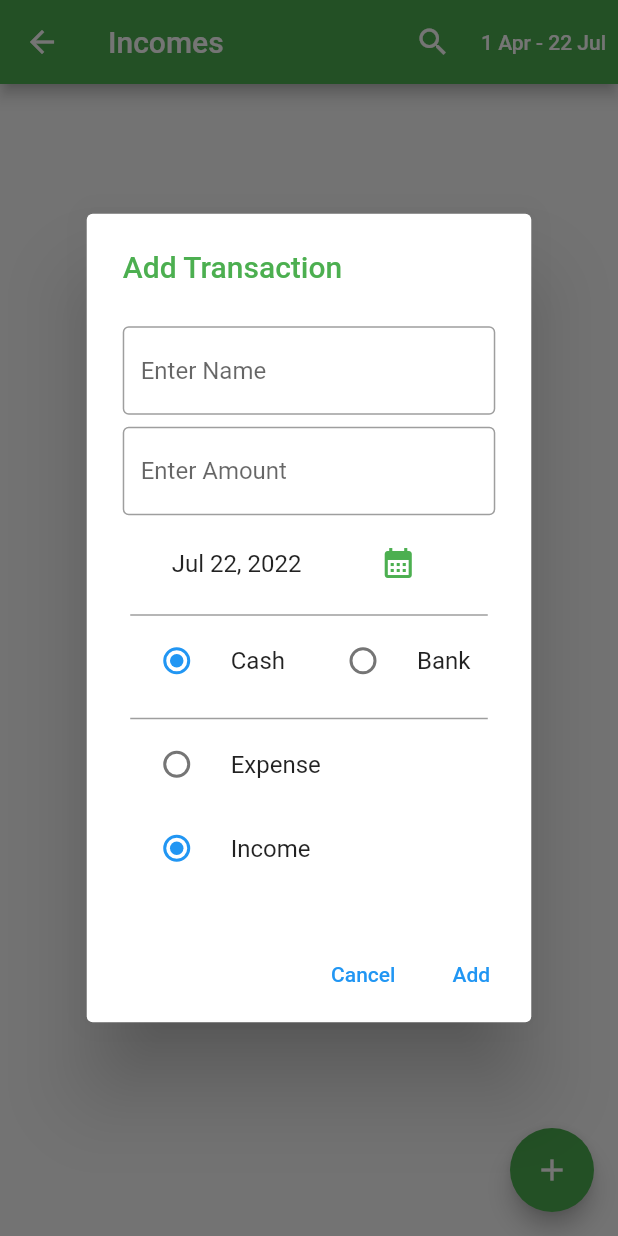
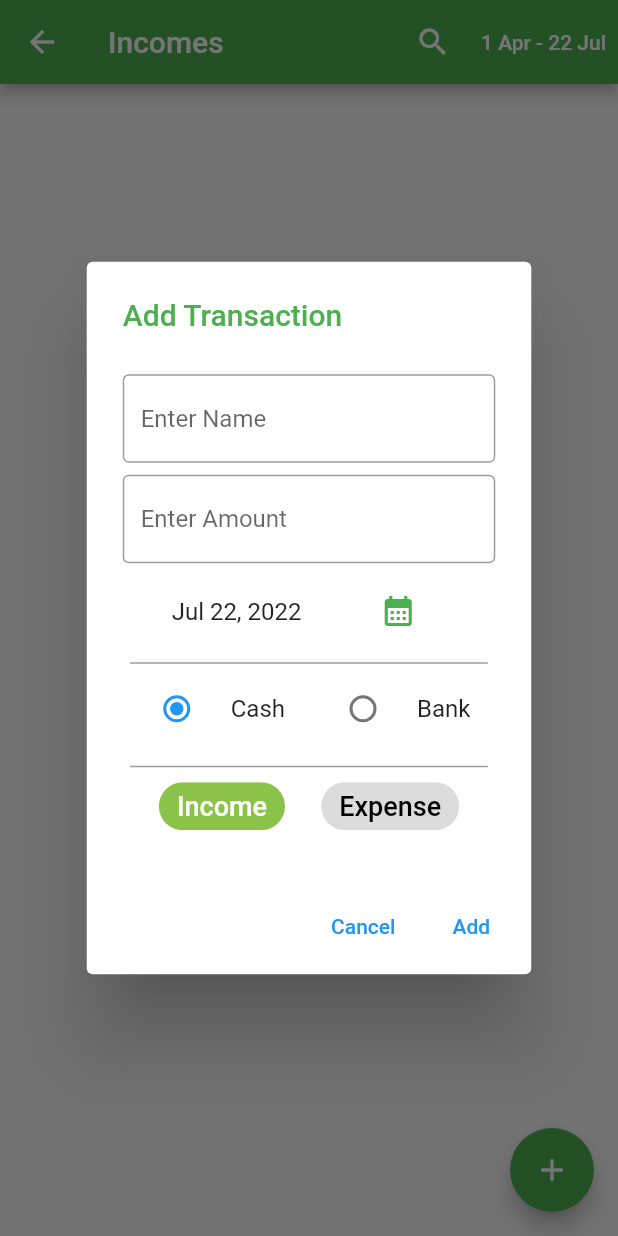
Before and after one commit to godara-anil/app_school, a Flutter app: the expenses screen opened directly with empty values, after a tap on the "add" icon, on a phone screen of 412 x 824 dp. Run offline on Flutter 3.47's test engine with Material 2 defaults, Android fonts, the phone set to English and light mode, and no system bars; our stand-ins replace hive, hive_flutter, syncfusion_flutter_datepicker; accounts and stored records are empty.

Commit message:
choice chip

```diff
--- a/lib/widget/addExpensesDialog.dart
+++ b/lib/widget/addExpensesDialog.dart
@@ -72,7 +72,8 @@ class _AddExpenseDialogState extends State<AddExpenseDialog> {
               buildCashBank(),
               SizedBox(height: 8),
               buildDivider(),
-              buildRadioButtons(),
+              //buildRadioButtons(),
+              buildChoiceChips(),
             ],
           ),
         ),
@@ -137,6 +138,33 @@ class _AddExpenseDialogState extends State<AddExpenseDialog> {
       ),
     ],
   );
+  Widget buildChoiceChips() => Row(
+    mainAxisAlignment: MainAxisAlignment.spaceEvenly,
+    children: [
+      ChoiceChip(label: Text(
+        "Income",
+    style: TextStyle(
+      fontSize: 18.0,
+      color: isExpense ? Colors.black : Colors.white,
+    ),
+  ),
+      selectedColor: Colors.lightGreen,
+      onSelected: (val) => setState(() => isExpense = !val),
+      selected: isExpense ? false : true,
+      ),
+      ChoiceChip(label: Text(
+        "Expense",
+        style: TextStyle(
+          fontSize: 18.0,
+          color: isExpense ? Colors.white : Colors.black,
+        ),
+      ),
+        selectedColor: Colors.redAccent,
+        onSelected: (val) => setState(() => isExpense = val),
+        selected: isExpense ? true : false,
+      ),
+    ],
+  );
   Widget buildCashBank() => Row(
     children: [
       Expanded(
```
